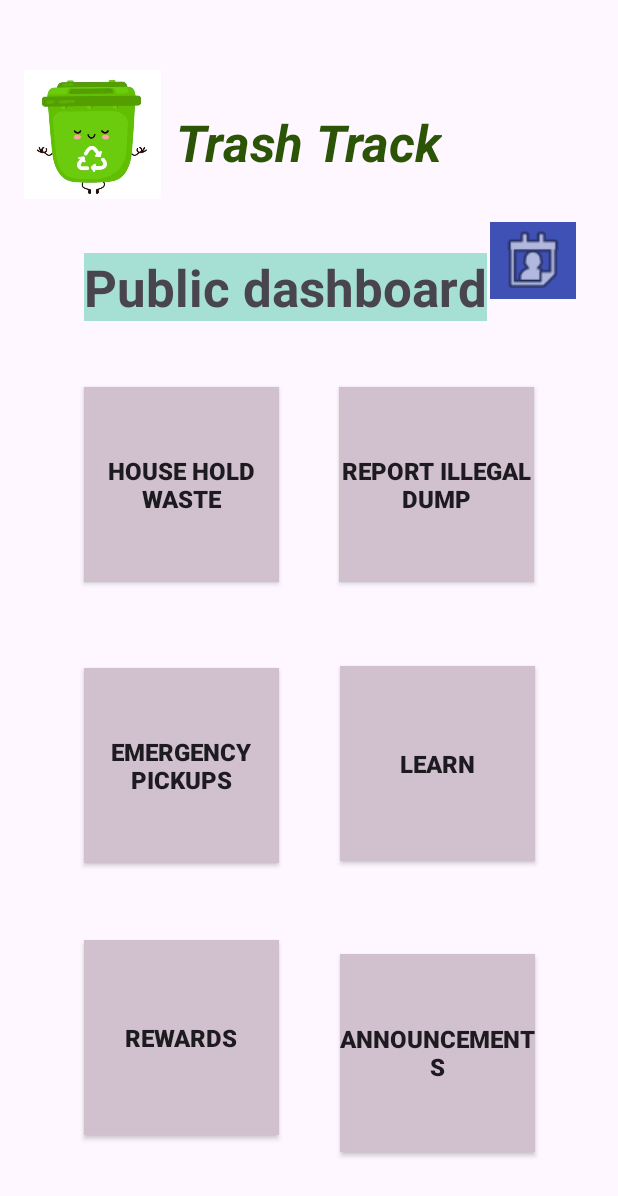
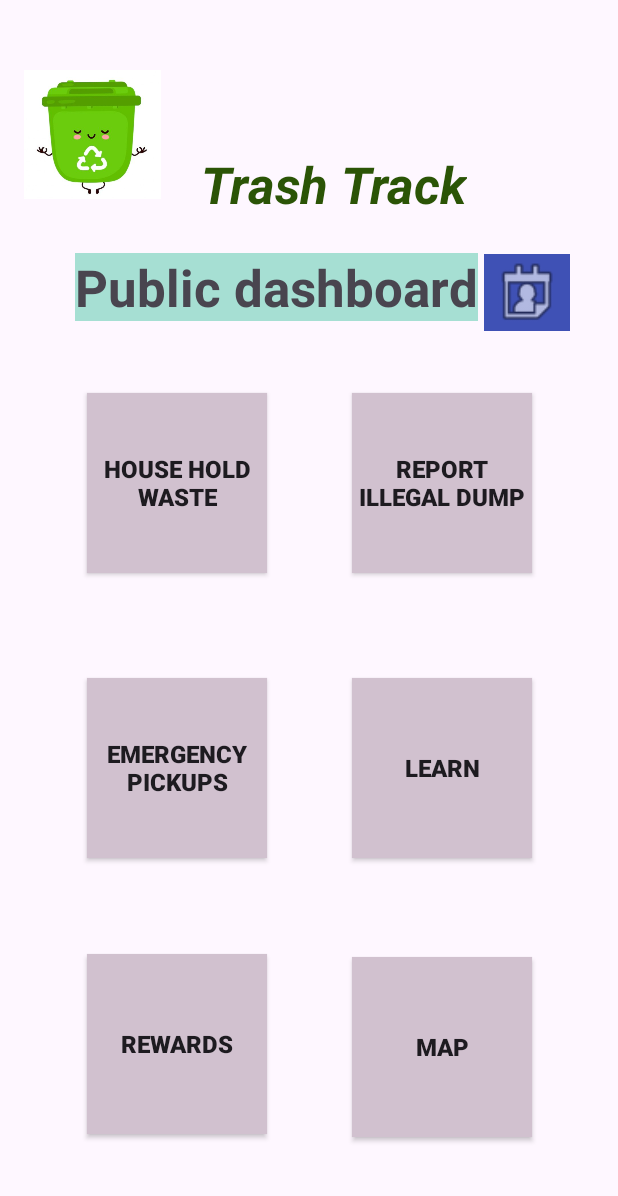
Before and after one commit to vividMilan/Asha-App, an Android app: the Dashboard_Public screen opened directly, with no data from a screen before it, on a phone screen of 412 x 824 dp. Shown: the top 1196 px of the screen. Run offline under Robolectric (Android 15) with nearby library versions, the phone set to English and light mode, and no system bars.

Commit message:
Map feauture  added

```diff
--- a/app/build.gradle.kts
+++ b/app/build.gradle.kts
@@ -42,6 +42,8 @@ dependencies {
     implementation(libs.constraintlayout)
     implementation(libs.navigation.fragment)
     implementation(libs.navigation.ui)
+    implementation("com.google.maps.android:android-maps-utils:3.14.0")
+    implementation(libs.fragment)
     testImplementation(libs.junit)
     androidTestImplementation(libs.ext.junit)
     androidTestImplementation(libs.espresso.core)
--- a/app/src/main/java/com/s23010226/trashtrack/Dashboard_Public.java
+++ b/app/src/main/java/com/s23010226/trashtrack/Dashboard_Public.java
@@ -1,6 +1,9 @@
 package com.s23010226.trashtrack;
 
+import android.content.Intent;
 import android.os.Bundle;
+import android.view.View;
+import android.widget.Button;
 
 import androidx.activity.EdgeToEdge;
 import androidx.appcompat.app.AppCompatActivity;
@@ -9,6 +12,8 @@ import androidx.core.view.ViewCompat;
 import androidx.core.view.WindowInsetsCompat;
 
 public class Dashboard_Public extends AppCompatActivity {
+
+    Button btnMap;
 
     @Override
     protected void onCreate(Bundle savedInstanceState) {
@@ -20,5 +25,15 @@ public class Dashboard_Public extends AppCompatActivity {
             v.setPadding(systemBars.left, systemBars.top, systemBars.right, systemBars.bottom);
             return insets;
         });
+
+        btnMap = findViewById(R.id.btnMap);
+
+        btnMap.setOnClickListener(new View.OnClickListener() {
+            @Override
+            public void onClick(View view) {
+                Intent intent = new Intent(Dashboard_Public.this, Maps.class);
+                startActivity(intent);
+            }
+        });
     }
 }
--- a/app/src/main/java/com/s23010226/trashtrack/MainActivity.java
+++ b/app/src/main/java/com/s23010226/trashtrack/MainActivity.java
@@ -59,6 +59,7 @@ public class MainActivity extends AppCompatActivity {
                 } else {
                     Toast.makeText(MainActivity.this, "Invalid username or password", Toast.LENGTH_LONG).show();
                 }
+
             }
         });
 
--- a/app/src/main/res/layout/activity_dashboard_public.xml
+++ b/app/src/main/res/layout/activity_dashboard_public.xml
@@ -15,11 +15,12 @@
         android:textColor="#2B5406"
         android:textSize="34sp"
         android:textStyle="bold|italic"
-        app:layout_constraintBottom_toTopOf="@+id/textView4"
+        app:layout_constraintBottom_toBottomOf="parent"
         app:layout_constraintEnd_toEndOf="parent"
+        app:layout_constraintHorizontal_bias="0.572"
         app:layout_constraintStart_toStartOf="parent"
         app:layout_constraintTop_toTopOf="parent"
-        app:layout_constraintVertical_bias="0.586" />
+        app:layout_constraintVertical_bias="0.128" />
 
     <TextView
         android:id="@+id/textView4"
@@ -32,15 +33,15 @@
         android:textStyle="bold"
         app:layout_constraintBottom_toBottomOf="parent"
         app:layout_constraintEnd_toEndOf="parent"
-        app:layout_constraintHorizontal_bias="0.063"
+        app:layout_constraintHorizontal_bias="0.0"
         app:layout_constraintStart_toStartOf="parent"
         app:layout_constraintTop_toTopOf="parent"
         app:layout_constraintVertical_bias="0.217" />
 
     <androidx.appcompat.widget.AppCompatButton
         android:id="@+id/btnHouseHoldWaste"
-        android:layout_width="130dp"
-        android:layout_height="130dp"
+        android:layout_width="120dp"
+        android:layout_height="120dp"
         android:background="#D1C1CF"
         android:text="House Hold Waste"
         android:textSize="16sp"
@@ -55,8 +56,8 @@
 
     <androidx.appcompat.widget.AppCompatButton
         android:id="@+id/button9"
-        android:layout_width="130dp"
-        android:layout_height="130dp"
+        android:layout_width="120dp"
+        android:layout_height="120dp"
         android:background="#D1C1CF"
         android:text="Rewards"
         android:textSize="16sp"
@@ -70,80 +71,80 @@
         app:shapeAppearanceOverlay="@style/Theme.TrashTrack" />
 
     <androidx.appcompat.widget.AppCompatButton
-        android:id="@+id/button10"
-        android:layout_width="130dp"
-        android:layout_height="132dp"
-        android:layout_marginBottom="56dp"
+        android:id="@+id/btnMap"
+        android:layout_width="120dp"
+        android:layout_height="120dp"
         android:background="#D1C1CF"
-        android:text="Announcements"
+        android:text="MAP"
         android:textSize="16sp"
         android:textStyle="bold"
         app:layout_constraintBottom_toBottomOf="parent"
         app:layout_constraintEnd_toEndOf="parent"
-        app:layout_constraintHorizontal_bias="0.421"
-        app:layout_constraintStart_toEndOf="@+id/button9"
-        app:layout_constraintTop_toBottomOf="@+id/btnLearn"
-        app:layout_constraintVertical_bias="1.0"
+        app:layout_constraintHorizontal_bias="0.804"
+        app:layout_constraintStart_toStartOf="parent"
+        app:layout_constraintTop_toTopOf="parent"
+        app:layout_constraintVertical_bias="0.906"
         app:shapeAppearanceOverlay="@style/Theme.TrashTrack" />
 
     <androidx.appcompat.widget.AppCompatButton
         android:id="@+id/btnReport"
-        android:layout_width="130dp"
-        android:layout_height="130dp"
-        android:layout_marginEnd="56dp"
+        android:layout_width="120dp"
+        android:layout_height="120dp"
         android:background="#D1C1CF"
         android:text="Report illegal dump"
         android:textSize="16sp"
         android:textStyle="bold"
         app:layout_constraintBottom_toBottomOf="parent"
         app:layout_constraintEnd_toEndOf="parent"
-        app:layout_constraintHorizontal_bias="1.0"
-        app:layout_constraintStart_toEndOf="@+id/btnHouseHoldWaste"
+        app:layout_constraintHorizontal_bias="0.804"
+        app:layout_constraintStart_toStartOf="parent"
         app:layout_constraintTop_toTopOf="parent"
         app:layout_constraintVertical_bias="0.372"
         app:shapeAppearanceOverlay="@style/Theme.TrashTrack" />
 
     <androidx.appcompat.widget.AppCompatButton
         android:id="@+id/btnLearn"
-        android:layout_width="130dp"
-        android:layout_height="130dp"
+        android:layout_width="120dp"
+        android:layout_height="120dp"
         android:background="#D1C1CF"
         android:text="Learn"
         android:textSize="16sp"
         android:textStyle="bold"
         app:layout_constraintBottom_toBottomOf="parent"
         app:layout_constraintEnd_toEndOf="parent"
-        app:layout_constraintHorizontal_bias="0.421"
-        app:layout_constraintStart_toEndOf="@+id/btnEmergency"
+        app:layout_constraintHorizontal_bias="0.804"
+        app:layout_constraintStart_toStartOf="parent"
         app:layout_constraintTop_toTopOf="parent"
-        app:layout_constraintVertical_bias="0.64"
+        app:layout_constraintVertical_bias="0.642"
         app:shapeAppearanceOverlay="@style/Theme.TrashTrack" />
 
     <androidx.appcompat.widget.AppCompatButton
         android:id="@+id/btnEmergency"
-        android:layout_width="130dp"
-        android:layout_height="130dp"
+        android:layout_width="120dp"
+        android:layout_height="120dp"
         android:background="#D1C1CF"
         android:text="Emergency pickups"
         android:textSize="16sp"
         android:textStyle="bold"
-        app:layout_constraintBottom_toTopOf="@+id/button9"
+        app:layout_constraintBottom_toBottomOf="parent"
         app:layout_constraintEnd_toEndOf="parent"
         app:layout_constraintHorizontal_bias="0.199"
         app:layout_constraintStart_toStartOf="parent"
-        app:layout_constraintTop_toBottomOf="@+id/btnHouseHoldWaste"
-        app:layout_constraintVertical_bias="0.525"
+        app:layout_constraintTop_toTopOf="parent"
+        app:layout_constraintVertical_bias="0.642"
         app:shapeAppearanceOverlay="@style/Theme.TrashTrack" />
 
     <ImageView
         android:id="@+id/imageView3"
         android:layout_width="57dp"
         android:layout_height="51dp"
-        android:layout_marginTop="148dp"
-        android:layout_marginEnd="28dp"
         android:background="#3F51B5"
+        app:layout_constraintBottom_toBottomOf="parent"
         app:layout_constraintEnd_toEndOf="parent"
+        app:layout_constraintHorizontal_bias="0.909"
+        app:layout_constraintStart_toStartOf="parent"
         app:layout_constraintTop_toTopOf="parent"
+        app:layout_constraintVertical_bias="0.219"
         app:srcCompat="@android:drawable/ic_menu_my_calendar" />
 
     <ImageView
--- a/app/src/main/res/values/strings.xml
+++ b/app/src/main/res/values/strings.xml
@@ -5,6 +5,8 @@
     <string name="second_fragment_label">Second Fragment</string>
     <string name="next">Next</string>
     <string name="previous">Previous</string>
+
+    <string name="my_api_key">AIzaSyCirPygVjd2kXoMgQoiqFScyrg3aQVm1no</string>
 
     <string name="lorem_ipsum">
         Lorem ipsum dolor sit amet, consectetur adipiscing elit. Nam in scelerisque sem. Mauris
--- a/gradle/libs.versions.toml
+++ b/gradle/libs.versions.toml
@@ -9,6 +9,7 @@ activity = "1.8.0"
 constraintlayout = "2.1.4"
 navigationFragment = "2.6.0"
 navigationUi = "2.6.0"
+fragment = "1.8.8"
 
 [libraries]
 junit = { group = "junit", name = "junit", version.ref = "junit" }
@@ -20,6 +21,7 @@ activity = { group = "androidx.activity", name = "activity", version.ref = "acti
 constraintlayout = { group = "androidx.constraintlayout", name = "constraintlayout", version.ref = "constraintlayout" }
 navigation-fragment = { group = "androidx.navigation", name = "navigation-fragment", version.ref = "navigationFragment" }
 navigation-ui = { group = "androidx.navigation", name = "navigation-ui", version.ref = "navigationUi" }
+fragment = { group = "androidx.fragment", name = "fragment", version.ref = "fragment" }
 
 [plugins]
 android-application = { id = "com.android.application", version.ref = "agp" }
```
Also changed, not shown: app/src/main/AndroidManifest.xml (+12 -0 lines), app/src/main/java/com/s23010226/trashtrack/Maps.java (added, +94 -0 lines), app/src/main/res/layout/activity_maps.xml (added, +47 -0 lines).
